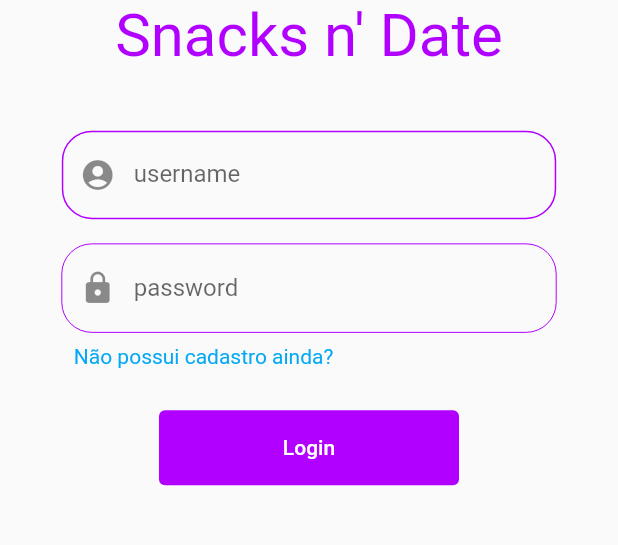
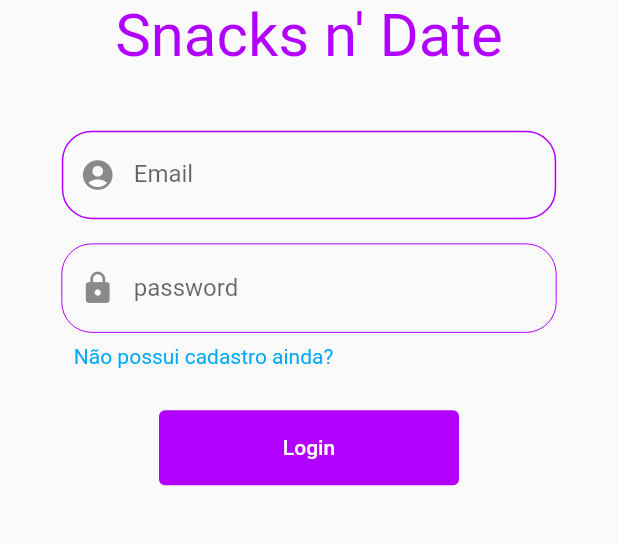
Before and after one commit to joao-vitor-machado/date-ideas-app, a Flutter app: the screen it shows after launch, on a phone screen of 412 x 824 dp, the part 604-1149 px from its top. Run offline on Flutter 3.47's test engine with Material 2 defaults, Android fonts, the phone set to English and light mode, and no system bars; our stand-ins replace bloc, carousel_slider, dio, firebase_auth, firebase_core, flutter_bloc; missing offline and left inert: flutter_number_picker; accounts and stored records are empty.

Commit message:
criação e login de usuários

```diff
--- /dev/null
+++ b/lib/bloc/auth_bloc.dart
@@ -0,0 +1,58 @@
+import 'package:flutter_bloc/flutter_bloc.dart';
+
+import '../provider/firebase_auth.dart';
+import '../model/login.dart';
+import 'auth_event.dart';
+import 'auth_state.dart';
+
+class AuthBloc extends Bloc<AuthEvent, AuthState> {
+  final FirebaseAuthenticationService _authenticationService =
+      FirebaseAuthenticationService();
+
+  AuthBloc() : super(Unauthenticated()) {
+    _authenticationService.user.listen((event) {
+      add(AuthServerEvent(event));
+    });
+
+    on<AuthServerEvent>((event, emit) {
+      if (event.user == null) {
+        emit(Unauthenticated());
+      } else {
+        emit(Authenticated(user: event.user!));
+      }
+    });
+    on<RegisterUser>((event, emit) async {
+      try {
+        await _authenticationService.createUserWithEmailAndPassword(
+            event.username, event.password);
+      } catch (e) {
+        emit(AuthError(message: "Impossível Registrar: ${e.toString()}"));
+      }
+    });
+    on<LoginUser>((event, emit) async {
+      try {
+        await _authenticationService.signInWithEmailAndPassword(
+            event.username, event.password);
+      } catch (e) {
+        emit(AuthError(
+            message:
+                "Impossível Logar com ${event.username}: ${e.toString()}"));
+      }
+    });
+    on<LoginAnonymousUser>((event, emit) async {
+      try {
+        await _authenticationService.signInAnonimo();
+      } catch (e) {
+        emit(AuthError(
+            message: "Impossível Acessar Anonimamente: ${e.toString()}"));
+      }
+    });
+    on<Logout>((event, emit) async {
+      try {
+        await _authenticationService.signOut();
+      } catch (e) {
+        emit(AuthError(message: "Impossível Efeturar Logout: ${e.toString()}"));
+      }
+    });
+  }
+}
--- /dev/null
+++ b/lib/bloc/auth_event.dart
@@ -0,0 +1,26 @@
+import '../model/login.dart';
+
+abstract class AuthEvent {}
+
+class RegisterUser extends AuthEvent {
+  String username;
+  String password;
+
+  RegisterUser({required this.username, required this.password});
+}
+
+class LoginUser extends AuthEvent {
+  String username;
+  String password;
+
+  LoginUser({required this.username, required this.password});
+}
+
+class LoginAnonymousUser extends AuthEvent {}
+
+class Logout extends AuthEvent {}
+
+class AuthServerEvent extends AuthEvent {
+  final SignupData? user;
+  AuthServerEvent(this.user);
+}
--- /dev/null
+++ b/lib/bloc/auth_state.dart
@@ -0,0 +1,16 @@
+import '../model/login.dart';
+
+abstract class AuthState {}
+
+class Unauthenticated extends AuthState {}
+
+class Authenticated extends AuthState {
+  SignupData user;
+  Authenticated({required this.user});
+}
+
+class AuthError extends AuthState {
+  final String message;
+
+  AuthError({required this.message});
+}
--- a/lib/main.dart
+++ b/lib/main.dart
@@ -1,5 +1,8 @@
+import 'package:firebase_core/firebase_core.dart';
 import 'package:flutter/material.dart';
 import 'package:flutter_bloc/flutter_bloc.dart';
+import 'package:trabalho_fibal_mob_2022/bloc/auth_bloc.dart';
+import 'package:trabalho_fibal_mob_2022/bloc/auth_state.dart';
 import 'package:trabalho_fibal_mob_2022/view/login_screen.dart';
 import 'bloc/slider_bloc.dart';
 import 'bloc/slider_state.dart';
@@ -9,11 +12,14 @@ import 'view/editar_perfil_screen.dart';
 import 'view/editar_preferencias_screen.dart';
 import 'package:trabalho_fibal_mob_2022/view/main_screen.dart';
 
-void main() {
+void main() async {
+  WidgetsFlutterBinding.ensureInitialized();
+  await Firebase.initializeApp();
   runApp(MultiBlocProvider(providers: [
     BlocProvider<SliderBloc>(
       create: (_) => SliderBloc(SliderState()),
     ),
+    BlocProvider(create: (_) => AuthBloc()),
   ], child: const MyApp()));
 }
 
@@ -25,14 +31,14 @@ class MyApp extends StatelessWidget {
   @override
   Widget build(BuildContext context) {
     return MaterialApp(
-      initialRoute: LoginScreen.route,
         routes: {
-        LoginScreen.route: (context) => const LoginScreen(),
+          // LoginScreen.route: (context) => const LoginScreen(),
           MainScreen.route: (context) => const MainScreen(),
           CadastroScreen.route: (context) => CadastroScreen(),
           PreferenciasScreen.route: (context) => PreferenciasScreen(),
           EditarPerfilScreen.route: (context) => EditarPerfilScreen(),
-        EditarPreferenciasScreen.route: (context) => EditarPreferenciasScreen(),
+          EditarPreferenciasScreen.route: (context) =>
+              EditarPreferenciasScreen(),
         },
         title: 'Flutter Demo',
         theme: tema.copyWith(
@@ -40,7 +46,25 @@ class MyApp extends StatelessWidget {
             primary: Color.fromRGBO(177, 0, 255, 1),
             secondary: Colors.white,
             tertiary: Colors.grey,
-      )),
+          ),
+        ),
+        home: BlocConsumer<AuthBloc, AuthState>(listener: (context, state) {
+          if (state is AuthError) {
+            showDialog(
+                context: context,
+                builder: (context) {
+                  return AlertDialog(
+                    title: const Text("Erro do Firebase"),
+                    content: Text(state.message),
                   );
+                });
+          }
+        }, builder: ((context, state) {
+          if (state is Authenticated) {
+            return MainScreen();
+          } else {
+            return LoginScreen();
+          }
+        })));
   }
 }
--- a/lib/model/login.dart
+++ b/lib/model/login.dart
@@ -1,4 +1,5 @@
 class SignupData {
+  String _uuid = "";
   String _name = "";
   double _age = 0;
   String _username = "";
@@ -6,7 +7,8 @@ class SignupData {
 
   bool confirmed = false;
 
-  SignupData() {
+  SignupData({uuid = ""}) {
+    _uuid = uuid == null ? "" : uuid;
     _name = "";
     _age = 0;
     _username = "";
@@ -14,12 +16,14 @@ class SignupData {
   }
 
   SignupData.fromMap(map) {
+    _uuid = map["uuid"];
     _name = map["name"];
     _age = map["age"];
     _username = map["username"];
     _password = map["password"];
   }
 
+  String get uuid => _uuid;
   String get name => _name;
   double get age => _age;
   String get username => _username;
--- /dev/null
+++ b/lib/provider/firebase_auth.dart
@@ -0,0 +1,46 @@
+import 'package:firebase_auth/firebase_auth.dart';
+
+import '../model/login.dart';
+
+class FirebaseAuthenticationService {
+  final FirebaseAuth _firebaseAuth = FirebaseAuth.instance;
+
+  Stream<SignupData?> get user {
+    return _firebaseAuth.authStateChanges().map(
+          (event) => _userFromFirebaseUser(event),
+        );
+  }
+
+  SignupData? _userFromFirebaseUser(User? user) {
+    return user != null ? SignupData(uuid: user.uid) : null;
+  }
+
+  Future<SignupData?> signInAnonimo() async {
+    UserCredential userCredential = await _firebaseAuth.signInAnonymously();
+    User? user = userCredential.user;
+
+    return _userFromFirebaseUser(user);
+  }
+
+  Future<SignupData?> signInWithEmailAndPassword(
+      String email, String password) async {
+    UserCredential userCredential = await _firebaseAuth
+        .signInWithEmailAndPassword(email: email, password: password);
+    User? user = userCredential.user;
+
+    return _userFromFirebaseUser(user);
+  }
+
+  Future<SignupData?> createUserWithEmailAndPassword(
+      String email, String password) async {
+    UserCredential userCredential = await _firebaseAuth
+        .createUserWithEmailAndPassword(email: email, password: password);
+    User? user = userCredential.user;
+
+    return _userFromFirebaseUser(user);
+  }
+
+  Future<void> signOut() async {
+    return await _firebaseAuth.signOut();
+  }
+}
--- a/lib/view/cadastro_screen.dart
+++ b/lib/view/cadastro_screen.dart
@@ -1,5 +1,7 @@
 import 'package:flutter/material.dart';
 import 'package:flutter_bloc/flutter_bloc.dart';
+import 'package:trabalho_fibal_mob_2022/bloc/auth_bloc.dart';
+import 'package:trabalho_fibal_mob_2022/bloc/auth_event.dart';
 import 'package:trabalho_fibal_mob_2022/bloc/manage_bloc.dart';
 import 'package:trabalho_fibal_mob_2022/bloc/manage_event.dart';
 import 'package:trabalho_fibal_mob_2022/bloc/manage_state.dart';
@@ -58,7 +60,7 @@ class CadastroScreen extends StatelessWidget {
                 nameFormField(context),
                 titulo(context, "Idade"),
                 sliderBar,
-                titulo(context, "Username"),
+                titulo(context, "Email"),
                 usernameFormField(context),
                 titulo(context, "Senha"),
                 passwordFormField(context),
@@ -120,7 +122,7 @@ class CadastroScreen extends StatelessWidget {
                   borderSide: BorderSide(
                 color: tema.primary,
               )),
-              hintText: "Username",
+              hintText: "Email",
             ),
           );
         }),
@@ -192,6 +194,10 @@ class CadastroScreen extends StatelessWidget {
                 if (formKey.currentState!.validate()) {
                   context.read<SignupBloc>().add(
                       SignupSubmitted(data: context.read<SignupBloc>().state));
+                  context.read<AuthBloc>().add(RegisterUser(
+                        username: context.read<SignupBloc>().state.username,
+                        password: context.read<SignupBloc>().state.password,
+                      ));
                   Navigator.pushNamed(context, PreferenciasScreen.route);
                 }
               },
--- a/lib/view/login_screen.dart
+++ b/lib/view/login_screen.dart
@@ -1,11 +1,21 @@
 import 'package:flutter/material.dart';
+import 'package:flutter_bloc/flutter_bloc.dart';
+import 'package:trabalho_fibal_mob_2022/bloc/auth_bloc.dart';
+import 'package:trabalho_fibal_mob_2022/bloc/auth_event.dart';
 import 'package:trabalho_fibal_mob_2022/view/cadastro_screen.dart';
 import 'package:trabalho_fibal_mob_2022/view/main_screen.dart';
 
-class LoginScreen extends StatelessWidget {
+class LoginScreen extends StatefulWidget {
   static const route = "/";
-  const LoginScreen({Key? key}) : super(key: key);
+  LoginScreen({Key? key}) : super(key: key);
+  var username = TextEditingController();
+  var password = TextEditingController();
 
+  @override
+  State<LoginScreen> createState() => _LoginScreenState();
+}
+
+class _LoginScreenState extends State<LoginScreen> {
   @override
   Widget build(BuildContext context) {
     final screen = MediaQuery.of(context);
@@ -50,8 +60,9 @@ class LoginScreen extends StatelessWidget {
                               borderRadius:
                                   BorderRadius.all(Radius.circular(20))),
                           prefixIcon: Icon(Icons.account_circle),
-                          labelText: "username",
+                          labelText: "Email",
                           border: OutlineInputBorder()),
+                      controller: widget.username,
                     ),
                     SizedBox(
                       height: screen.size.height * 0.02,
@@ -66,6 +77,7 @@ class LoginScreen extends StatelessWidget {
                           prefixIcon: Icon(Icons.lock),
                           labelText: "password",
                           border: OutlineInputBorder()),
+                      controller: widget.password,
                     ),
                     Padding(
                       padding: EdgeInsets.all(8.0),
@@ -96,8 +108,11 @@ class LoginScreen extends StatelessWidget {
                           "Login",
                           style: TextStyle(color: tema.secondary),
                         ),
-                        onPressed: () =>
-                            Navigator.pushNamed(context, MainScreen.route)),
+                        onPressed: () {
+                          BlocProvider.of<AuthBloc>(context).add(LoginUser(
+                              username: widget.username.text,
+                              password: widget.password.text));
+                        })
                   ],
                 ),
               ),
```
Also changed, not shown: lib/widgets/drawer_widget.dart (+45 -25 lines), pubspec.lock, 2 other files. Lines whose indentation alone changed are shown as unchanged.
